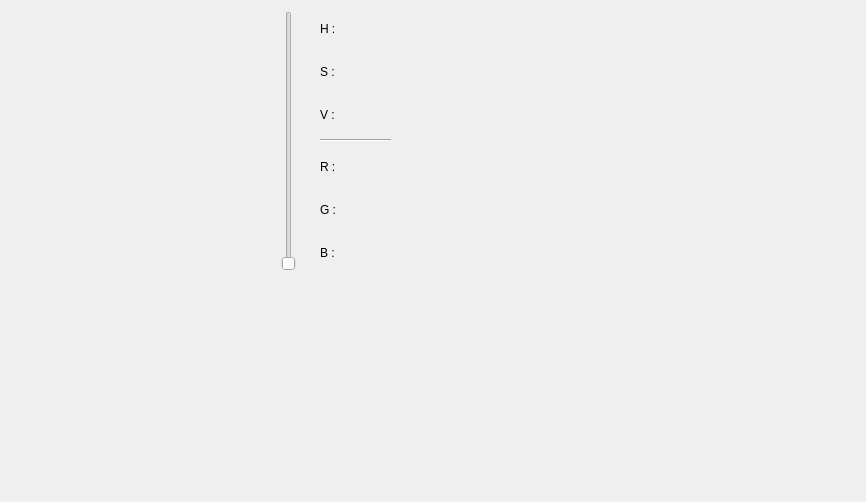
Old version of the form ColorWidget.ui in the repository hitsz-ldjam/PixelMix.
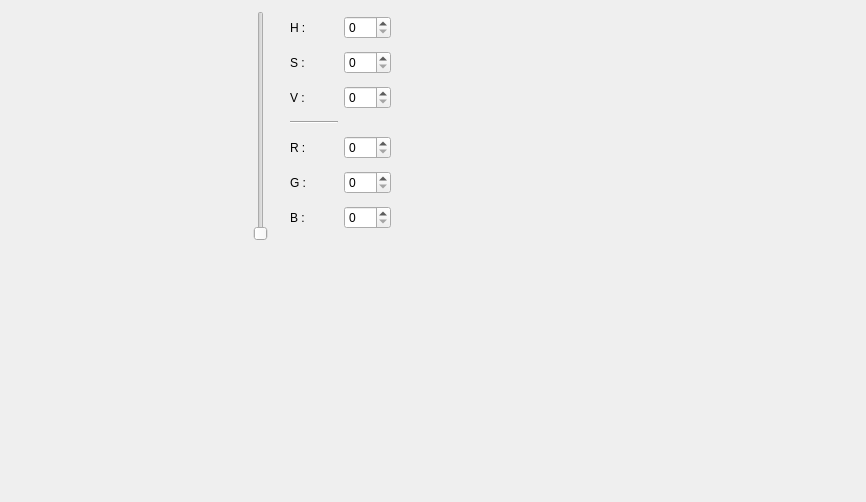
New version of the form.

Commit message:
update color widget
now can choose color from color dock widget and draw with chosen color

```diff
--- a/ColorWidget.ui
+++ b/ColorWidget.ui
@@ -13,84 +13,23 @@
   <property name="windowTitle">
    <string>Form</string>
   </property>
-  <widget class="QWidget" name="verticalLayoutWidget">
-   <property name="geometry">
-    <rect>
-     <x>320</x>
-     <y>10</y>
-     <width>71</width>
-     <height>261</height>
-    </rect>
-   </property>
-   <layout class="QVBoxLayout" name="verticalLayout">
-    <item>
-     <widget class="QLabel" name="H">
-      <property name="text">
-       <string>H :</string>
-      </property>
-     </widget>
-    </item>
-    <item>
-     <widget class="QLabel" name="S">
-      <property name="text">
-       <string>S :</string>
-      </property>
-     </widget>
-    </item>
-    <item>
-     <widget class="QLabel" name="V">
-      <property name="text">
-       <string>V :</string>
-      </property>
-     </widget>
-    </item>
-    <item>
-     <widget class="Line" name="line">
-      <property name="orientation">
-       <enum>Qt::Horizontal</enum>
-      </property>
-     </widget>
-    </item>
-    <item>
-     <widget class="QLabel" name="R">
-      <property name="text">
-       <string>R :</string>
-      </property>
-     </widget>
-    </item>
-    <item>
-     <widget class="QLabel" name="G">
-      <property name="text">
-       <string>G :</string>
-      </property>
-     </widget>
-    </item>
-    <item>
-     <widget class="QLabel" name="B">
-      <property name="text">
-       <string>B :</string>
-      </property>
-     </widget>
-    </item>
-   </layout>
-  </widget>
   <widget class="QWidget" name="colorRect" native="true">
    <property name="geometry">
     <rect>
      <x>11</x>
      <y>11</y>
-     <width>260</width>
-     <height>260</height>
+     <width>230</width>
+     <height>230</height>
     </rect>
    </property>
   </widget>
   <widget class="QSlider" name="hueSlider">
    <property name="geometry">
     <rect>
-     <x>278</x>
+     <x>250</x>
      <y>11</y>
      <width>22</width>
-     <height>260</height>
+     <height>230</height>
     </rect>
    </property>
    <property name="maximum">
@@ -106,6 +45,109 @@
     <enum>Qt::Vertical</enum>
    </property>
   </widget>
+  <widget class="QWidget" name="gridLayoutWidget">
+   <property name="geometry">
+    <rect>
+     <x>290</x>
+     <y>10</y>
+     <width>101</width>
+     <height>231</height>
+    </rect>
+   </property>
+   <layout class="QGridLayout" name="gridLayout">
+    <item row="5" column="0">
+     <widget class="QLabel" name="G">
+      <property name="text">
+       <string>G :</string>
+      </property>
+     </widget>
+    </item>
+    <item row="3" column="0">
+     <widget class="Line" name="line">
+      <property name="orientation">
+       <enum>Qt::Horizontal</enum>
+      </property>
+     </widget>
+    </item>
+    <item row="2" column="0">
+     <widget class="QLabel" name="V">
+      <property name="text">
+       <string>V :</string>
+      </property>
+     </widget>
+    </item>
+    <item row="6" column="0">
+     <widget class="QLabel" name="B">
+      <property name="text">
+       <string>B :</string>
+      </property>
+     </widget>
+    </item>
+    <item row="0" column="0">
+     <widget class="QLabel" name="H">
+      <property name="text">
+       <string>H :</string>
+      </property>
+     </widget>
+    </item>
+    <item row="4" column="0">
+     <widget class="QLabel" name="R">
+      <property name="text">
+       <string>R :</string>
+      </property>
+     </widget>
+    </item>
+    <item row="1" column="0">
+     <widget class="QLabel" name="S">
+      <property name="text">
+       <string>S :</string>
+      </property>
+     </widget>
+    </item>
+    <item row="0" column="1">
+     <widget class="QSpinBox" name="hSpinBox">
+      <property name="maximum">
+       <number>359</number>
+      </property>
+     </widget>
+    </item>
+    <item row="1" column="1">
+     <widget class="QSpinBox" name="sSpinBox">
+      <property name="maximum">
+       <number>100</number>
+      </property>
+     </widget>
+    </item>
+    <item row="2" column="1">
+     <widget class="QSpinBox" name="vSpinBox">
+      <property name="maximum">
+       <number>100</number>
+      </property>
+     </widget>
+    </item>
+    <item row="4" column="1">
+     <widget class="QSpinBox" name="rSpinBox">
+      <property name="maximum">
+       <number>255</number>
+      </property>
+     </widget>
+    </item>
+    <item row="5" column="1">
+     <widget class="QSpinBox" name="gSpinBox">
+      <property name="maximum">
+       <number>255</number>
+      </property>
+     </widget>
+    </item>
+    <item row="6" column="1">
+     <widget class="QSpinBox" name="bSpinBox">
+      <property name="maximum">
+       <number>255</number>
+      </property>
+     </widget>
+    </item>
+   </layout>
+  </widget>
  </widget>
  <resources/>
  <connections/>
```
The commit also changes 4 other files.
